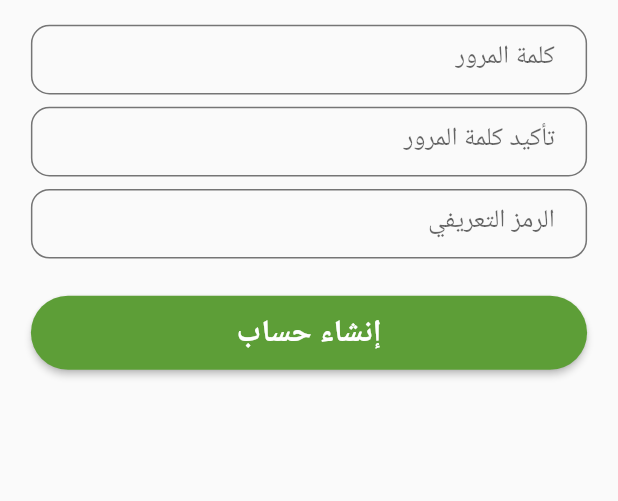
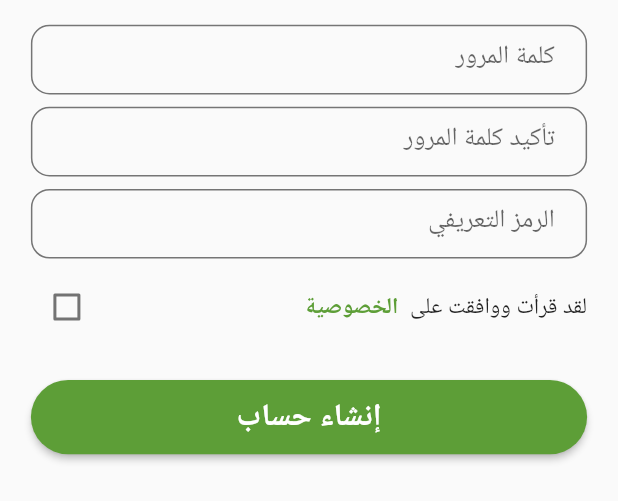
Before and after one commit to Kariimreda/agrimisr, a Flutter app: the PasswordForm widget shown alone on an empty page, opened directly with empty values, on a phone screen of 412 x 824 dp. Shown: the top 501 px of the screen. Run offline on Flutter 3.47's test engine with Material 2 defaults, Android fonts, the phone set to English and light mode, and no system bars; our stand-ins replace easy_localization, form_validator, get.

Commit message:
privacy policy agreement

```diff
--- a/agrimisr/assets/translations/ar-EG.json
+++ b/agrimisr/assets/translations/ar-EG.json
@@ -20,6 +20,10 @@
             "Password":"كلمة المرور",
             "ConfirmPassword":"تأكيد كلمة المرور",
             "Pin":"الرمز التعريفي",
+            "Policy1":"لقد قرأت ووافقت على ",
+            "Policy2":"الخصوصية",
+            "Error":"خطأ",
+            "AgreePolicy":"يجب أن توافق على الخصوصية",
             "PasswordMismatch":"كلمة المرور غير متطابقة"
         }
 
--- a/agrimisr/assets/translations/en-US.json
+++ b/agrimisr/assets/translations/en-US.json
@@ -20,6 +20,10 @@
             "Password": "Password",
             "ConfirmPassword": "Confirm Password",
             "Pin": "PIN",
+            "Policy1":"I agree to the ",
+            "Policy2":"Privacy Policy",
+            "Error": "Error",
+            "AgreePolicy": "Must agree to Privacy Policy",
             "PasswordMismatch": "Password Mismatch"
         }
     }
--- a/agrimisr/lib/auth/screens/login_screen.dart
+++ b/agrimisr/lib/auth/screens/login_screen.dart
@@ -1,6 +1,6 @@
 import 'package:agrimisr/auth/controllers/login_controller.dart';
 import 'package:agrimisr/auth/widgets/login_form.dart';
-import 'package:agrimisr/style/my_strings.dart';
+import 'package:agrimisr/core/my_strings.dart';
 import 'package:agrimisr/style/my_size.dart';
 import 'package:flutter/material.dart';
 import 'package:get/get.dart';
--- a/agrimisr/lib/auth/screens/signup_screen.dart
+++ b/agrimisr/lib/auth/screens/signup_screen.dart
@@ -1,7 +1,7 @@
 import 'package:agrimisr/auth/controllers/signup_controler.dart';
 import 'package:agrimisr/auth/widgets/password_form.dart';
 import 'package:agrimisr/auth/widgets/personal_info_form.dart';
-import 'package:agrimisr/style/my_strings.dart';
+import 'package:agrimisr/core/my_strings.dart';
 import 'package:agrimisr/style/my_size.dart';
 import 'package:flutter/material.dart';
 import 'package:get/get.dart';
--- a/agrimisr/lib/auth/widgets/password_form.dart
+++ b/agrimisr/lib/auth/widgets/password_form.dart
@@ -1,4 +1,5 @@
 import 'package:agrimisr/auth/controllers/signup_controler.dart';
+import 'package:agrimisr/auth/widgets/policy_text.dart';
 import 'package:agrimisr/core/custom_validator.dart';
 import 'package:agrimisr/style/my_size.dart';
 import 'package:agrimisr/style/size_config.dart';
@@ -78,6 +79,8 @@ class _PasswordFormState extends State<PasswordForm> {
                   hintText: 'Auth.Signup.Pin'.tr(),
                   contentPadding: const EdgeInsets.only(bottom: 5),
                 ),
+                SizedBox(height: MySize.height * 0.01),
+                PolicyText(signupController: signupController),
                 SizedBox(height: MySize.height * 0.03),
                 ButtonControllers().customRoundedLoaderButton(
                   context,
--- /dev/null
+++ b/agrimisr/lib/auth/widgets/policy_text.dart
@@ -0,0 +1,53 @@
+import 'package:agrimisr/auth/controllers/signup_controler.dart';
+import 'package:agrimisr/core/my_strings.dart';
+import 'package:agrimisr/style/my_colors.dart';
+import 'package:agrimisr/style/my_size.dart';
+import 'package:flutter/material.dart';
+import 'package:url_launcher/url_launcher.dart';
+import 'package:easy_localization/easy_localization.dart';
+
+class PolicyText extends StatelessWidget {
+  const PolicyText({
+    Key? key,
+    required this.signupController,
+  }) : super(key: key);
+
+  final SignupController signupController;
+
+  @override
+  Widget build(BuildContext context) {
+    return Padding(
+      padding: MyPadding.hPadding,
+      child: Row(
+        children: [
+          Text('Auth.Signup.Policy1'.tr()),
+          SizedBox(width: MySize.width * 0.01),
+          InkWell(
+            onTap: () async {
+              if (!await launchUrl(
+                MyStrings.privacyPolicyUri,
+                mode: LaunchMode.externalApplication,
+              )) {
+                throw 'Could not launch ${MyStrings.privacyPolicyUri}';
+              }
+            },
+            child: Text(
+              'Auth.Signup.Policy2'.tr(),
+              style: const TextStyle(
+                color: MyColors.primary,
+                fontWeight: FontWeight.bold,
+              ),
+            ),
+          ),
+          const Spacer(),
+          Checkbox(
+            value: signupController.agreePolicyController.value,
+            onChanged: (value) {
+              signupController.agreePolicyController.value = value!;
+            },
+          ),
+        ],
+      ),
+    );
+  }
+}
--- /dev/null
+++ b/agrimisr/lib/core/my_strings.dart
@@ -0,0 +1,5 @@
+class MyStrings {
+  static const String logoPath = 'assets/images/logo.png';
+  static Uri privacyPolicyUri = Uri.parse(
+      'https://agrimisr.com/index.php?route=information/information/agree&information_id=3');
+}
--- a/agrimisr/lib/style/my_strings.dart
+++ /dev/null
@@ -1,3 +0,0 @@
-class MyStrings {
-  static const String logoPath = 'assets/images/logo.png';
-}
--- a/agrimisr/pubspec.yaml
+++ b/agrimisr/pubspec.yaml
@@ -37,6 +37,7 @@ dependencies:
   get: ^4.6.5
   easy_localization: ^3.0.1
   form_validator: ^1.0.2
+  url_launcher: ^6.1.5
 
 dev_dependencies:
   flutter_test:
```
Also changed, not shown: agrimisr/lib/auth/controllers/signup_controler.dart (+25 -2 lines), 5 other files.
